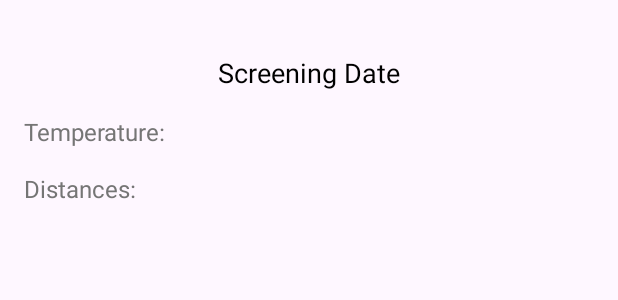
After one commit to vRizon/Elec390-Coen390, an Android app: the layout activity_screening_details.xml on its own in the app's theme, with its tools: preview values and no code run, on a phone screen of 412 x 824 dp. The commit adds this screen. Shown: the top 300 px of the screen. Run offline under Robolectric (Android 15) with nearby library versions, the phone set to English and light mode, and no system bars.

Commit message:
Recycler View attempt

```diff
--- a/app/build.gradle.kts
+++ b/app/build.gradle.kts
@@ -45,6 +45,7 @@ dependencies {
     implementation(libs.firebase.storage)
     implementation(libs.glide)
     implementation(libs.firebase.firestore)
+    implementation(libs.gson)
 //    implementation(libs.mpandroidchart)
     testImplementation(libs.junit)
     androidTestImplementation(libs.ext.junit)
--- /dev/null
+++ b/app/src/main/res/layout/activity_screening_details.xml
@@ -0,0 +1,52 @@
+<?xml version="1.0" encoding="utf-8"?>
+<androidx.constraintlayout.widget.ConstraintLayout
+    xmlns:android="http://schemas.android.com/apk/res/android"
+    xmlns:app="http://schemas.android.com/apk/res-auto"
+    android:layout_width="match_parent"
+    android:layout_height="match_parent"
+    android:padding="16dp">
+
+    <TextView
+        android:id="@+id/screeningDate"
+        android:layout_width="wrap_content"
+        android:layout_height="wrap_content"
+        android:text="Screening Date"
+        android:textSize="18sp"
+        android:textColor="#000000"
+        app:layout_constraintTop_toTopOf="parent"
+        app:layout_constraintStart_toStartOf="parent"
+        app:layout_constraintEnd_toEndOf="parent"
+        android:layout_marginTop="20dp"/>
+
+    <TextView
+        android:id="@+id/temperature"
+        android:layout_width="wrap_content"
+        android:layout_height="wrap_content"
+        android:layout_marginTop="16dp"
+        android:text="Temperature: "
+        android:textSize="16sp"
+        android:textColor="#757575"
+        app:layout_constraintTop_toBottomOf="@id/screeningDate"
+        app:layout_constraintStart_toStartOf="parent" />
+
+    <TextView
+        android:id="@+id/distances"
+        android:layout_width="wrap_content"
+        android:layout_height="wrap_content"
+        android:layout_marginTop="16dp"
+        android:text="Distances: "
+        android:textSize="16sp"
+        android:textColor="#757575"
+        app:layout_constraintTop_toBottomOf="@id/temperature"
+        app:layout_constraintStart_toStartOf="parent" />
+
+    <ImageView
+        android:id="@+id/screeningImage"
+        android:layout_width="200dp"
+        android:layout_height="200dp"
+        android:layout_marginTop="16dp"
+        app:layout_constraintTop_toBottomOf="@id/distances"
+        app:layout_constraintStart_toStartOf="parent"
+        app:layout_constraintEnd_toEndOf="parent" />
+
+</androidx.constraintlayout.widget.ConstraintLayout>
--- a/gradle/libs.versions.toml
+++ b/gradle/libs.versions.toml
@@ -15,6 +15,7 @@ tensorflow-lite = "2.12.0"
 tensorflow-lite-support = "0.4.3"
 firebaseFirestore = "25.1.1"
 mpandroidchart = "v3.1.0"
+gson = "2.11.0"
 
 [libraries]
 junit = { group = "junit", name = "junit", version.ref = "junit" }
@@ -32,5 +33,6 @@ tensorflow-lite = { group = "org.tensorflow", name = "tensorflow-lite", version.
 tensorflow-lite-support = { group = "org.tensorflow", name = "tensorflow-lite-support", version.ref = "tensorflow-lite-support" }
 firebase-firestore = { group = "com.google.firebase", name = "firebase-firestore", version.ref = "firebaseFirestore" }
 mpandroidchart = { group = "com.github.PhilJay", name = "MPAndroidChart", version.ref = "mpandroidchart" }
+gson = { group = "com.google.code.gson", name = "gson", version.ref = "gson" }
 [plugins]
 android-application = { id = "com.android.application", version.ref = "agp" }
```
Also changed, not shown: app/src/main/java/com/example/detectoma/ProfileActivity.java (+72 -0 lines), app/src/main/java/com/example/detectoma/Screening.java (added, +36 -0 lines), app/src/main/java/com/example/detectoma/ScreeningActivity.java (+19 -4 lines), app/src/main/java/com/example/detectoma/ScreeningAdapter.java (added, +65 -0 lines), app/src/main/java/com/example/detectoma/ScreeningDetailsActivity.java (added, +100 -0 lines), app/src/main/res/drawable/rounded_corner_background.xml (added, +14 -0 lines), app/src/main/res/layout/activity_profile.xml (+9 -13 lines), app/src/main/res/layout/item_screening.xml (added, +39 -0 lines).
